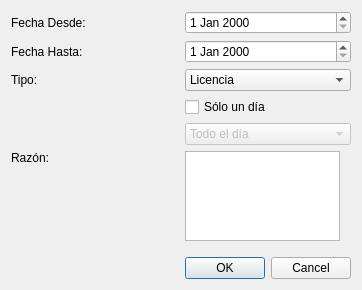
First picture: the form in windows/DayRequestWindow.ui, repository santichialvo/holidaysAdministrator, before the edit.
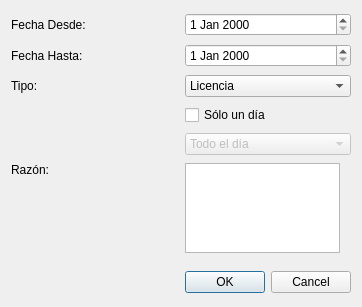
Second picture: the form after the edit. Icons and pictures are not drawn.

Diff of the .ui file:
```diff
--- a/windows/DayRequestWindow.ui
+++ b/windows/DayRequestWindow.ui
@@ -7,7 +7,7 @@
     <x>0</x>
     <y>0</y>
     <width>362</width>
-    <height>280</height>
+    <height>307</height>
    </rect>
   </property>
   <property name="windowTitle">
```
Left out of the diff: 2 changed lines with no effect on the pictures.
